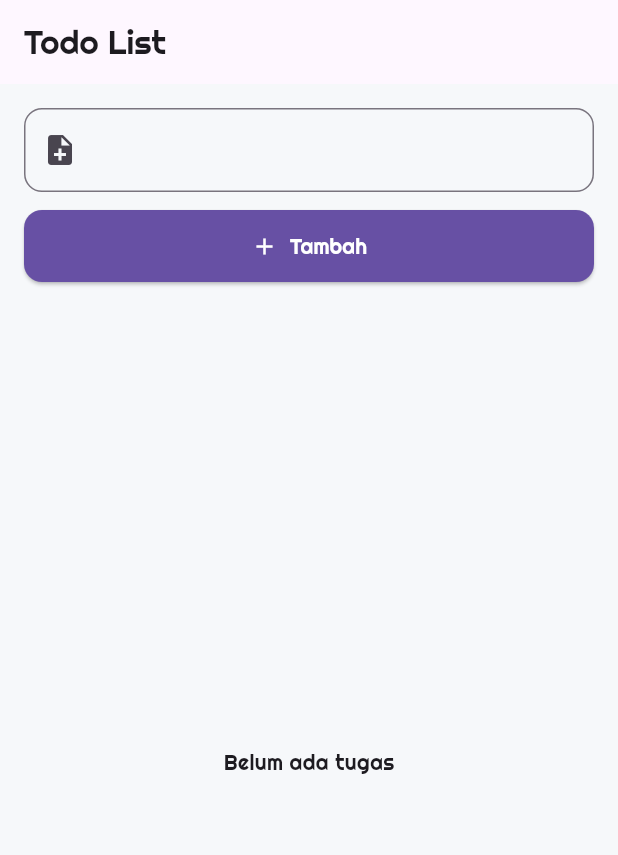
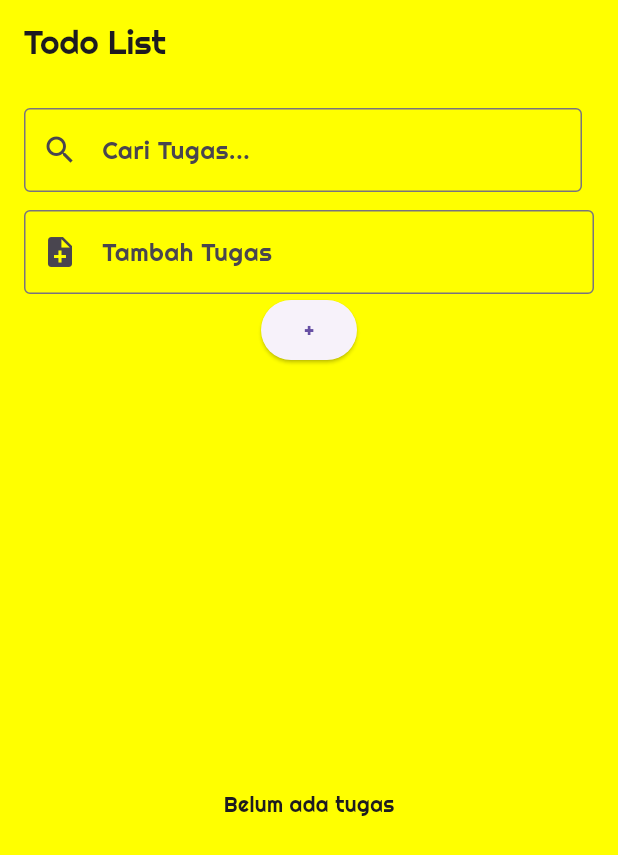
Before and after one commit to yahya542/todolistApp, a Flutter app: the screen it shows after launch, on a phone screen of 412 x 824 dp. Shown: the top 855 px of the screen. Run offline on Flutter 3.47's test engine with Material 3 defaults, Android fonts, the phone set to English and light mode, and no system bars.

Commit message:
edit list tugas

```diff
--- a/todolist/lib/screens/homeScreen.dart
+++ b/todolist/lib/screens/homeScreen.dart
@@ -1,4 +1,6 @@
 import 'package:flutter/material.dart';
+import '../widgets/backtrackingSearch.dart';
+import '../widgets/daftarTugas.dart';
 
 class HomeScreen extends StatefulWidget {
   const HomeScreen({super.key});
@@ -10,12 +12,24 @@ class HomeScreen extends StatefulWidget {
 class _HomeScreenState extends State<HomeScreen> {
   final List<String> _todos = [];
   final TextEditingController _controller = TextEditingController();
+  final TextEditingController _searchController = TextEditingController();
+  List<String> _filteredTodos = [];
+
+  @override
+  void initState() {
+    super.initState();
+    _filteredTodos = List.from(_todos);
+    _searchController.addListener(() {
+      _filterTodosWithBacktracking();
+    });
+  }
 
   void _addTodo() {
-    final text = _controller.text.trim();
+    final text = _controller.text;
     if (text.isNotEmpty) {
       setState(() {
         _todos.add(text);
+        _filteredTodos.add(text);
         _controller.clear();
       });
     }
@@ -24,77 +38,95 @@ class _HomeScreenState extends State<HomeScreen> {
   void _removeTodo(int index) {
     setState(() {
       _todos.removeAt(index);
+      _filteredTodos.removeAt(index);
+    });
+  }
+
+  void _editTodo(int index, String currentText) {
+    final editController = TextEditingController(text: currentText);
+
+    showDialog(
+      context: context,
+      builder: (context) {
+        return AlertDialog(
+          title: const Text('Edit Tugas'),
+          content: TextField(
+            controller: editController,
+            decoration: const InputDecoration(hintText: 'Tugas baru'),
+          ),
+          actions: [
+            TextButton(
+              onPressed: () => Navigator.of(context).pop(),
+              child: const Text('Batal'),
+            ),
+            ElevatedButton(
+              onPressed: () {
+                final newText = editController.text.trim();
+                if (newText.isNotEmpty) {
+                  final originalIndex = _todos.indexOf(_filteredTodos[index]);
+                  setState(() {
+                    _todos[originalIndex] = newText;
+                    _filteredTodos[index] = newText;
+                  });
+                }
+                Navigator.of(context).pop();
+              },
+              child: const Text('Simpan'),
+            ),
+          ],
+        );
+      },
+    );
+  }
+
+  void _filterTodosWithBacktracking() {
+    final query = _searchController.text.trim().toLowerCase();
+    setState(() {
+      _filteredTodos = _todos.where((todo) {
+        return todo.toLowerCase().contains(query);
+      }).toList();
     });
   }
 
   @override
   Widget build(BuildContext context) {
-    final theme = Theme.of(context);
-
     return Scaffold(
       appBar: AppBar(
         title: const Text('Todo List'),
+        backgroundColor: Colors.yellowAccent,
       ),
       body: Container(
         decoration: const BoxDecoration(
-        color: Color(0xFFF6F8FA), // 💡 Background lembut
+          color: Colors.yellowAccent,
         ),
         child: Padding(
           padding: const EdgeInsets.all(16),
           child: Column(
             children: [
+              TodoSearchWidget(
+                searchController: _searchController,
+                onSearchChanged: (query) {
+                  _filterTodosWithBacktracking();
+                },
+              ),
+              const SizedBox(height: 12),
               TextField(
                 controller: _controller,
-              decoration: InputDecoration(
-                border: OutlineInputBorder(
-                  borderRadius: BorderRadius.circular(12),
-                ),
-                prefixIcon: const Icon(Icons.note_add),
+                decoration: const InputDecoration(
+                  labelText: 'Tambah Tugas',
+                  border: OutlineInputBorder(),
+                  prefixIcon: Icon(Icons.note_add),
                 ),
               ),
-            const SizedBox(height: 12),
-            SizedBox(
-              width: double.infinity,
-              child: ElevatedButton.icon(
-                onPressed: _addTodo,
-                icon: const Icon(Icons.add),
-                label: const Text('Tambah'),
-                style: ElevatedButton.styleFrom(
-                  backgroundColor: theme.colorScheme.primary,
-                  foregroundColor: Colors.white,
-                  padding: const EdgeInsets.symmetric(vertical: 14),
-                  shape: RoundedRectangleBorder(
-                    borderRadius: BorderRadius.circular(12),
-                  ),
-                ),
-              ),
-            ),
+              ElevatedButton(onPressed: _addTodo, child: const Text('+')),
               const SizedBox(height: 20),
               Expanded(
-              child: _todos.isEmpty
+                child: _filteredTodos.isEmpty
                     ? const Center(child: Text('Belum ada tugas'))
-                  : ListView.separated(
-                      itemCount: _todos.length,
-                      separatorBuilder: (_, __) => const SizedBox(height: 10),
-                      itemBuilder: (context, index) {
-                        return Card(
-                          elevation: 4,
-                          shape: RoundedRectangleBorder(
-                            borderRadius: BorderRadius.circular(12),
-                          ),
-                          child: ListTile(
-                            title: Text(
-                              _todos[index],
-                              style: theme.textTheme.bodyMedium,
-                            ),
-                            trailing: IconButton(
-                              icon: const Icon(Icons.delete_outline),
-                              color: Colors.red,
-                              onPressed: () => _removeTodo(index),
-                            ),
-                          ),
-                        );
-                      },
+                    : TodoListWidget(
+                        todos: _filteredTodos,
+                        onDelete: _removeTodo,
+                        onEdit: _editTodo,
                       ),
               ),
             ],
```
Lines whose indentation alone changed are shown as unchanged.
